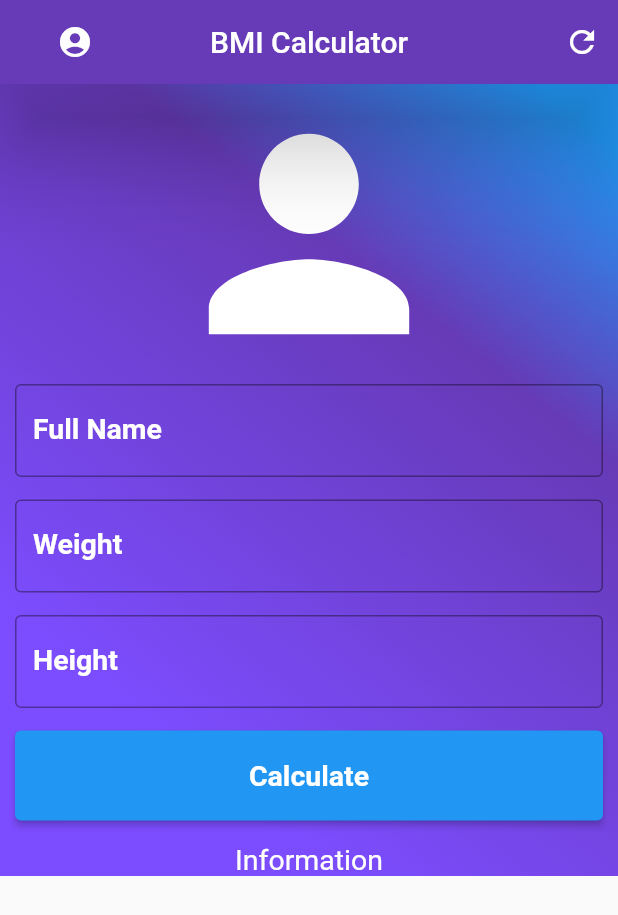
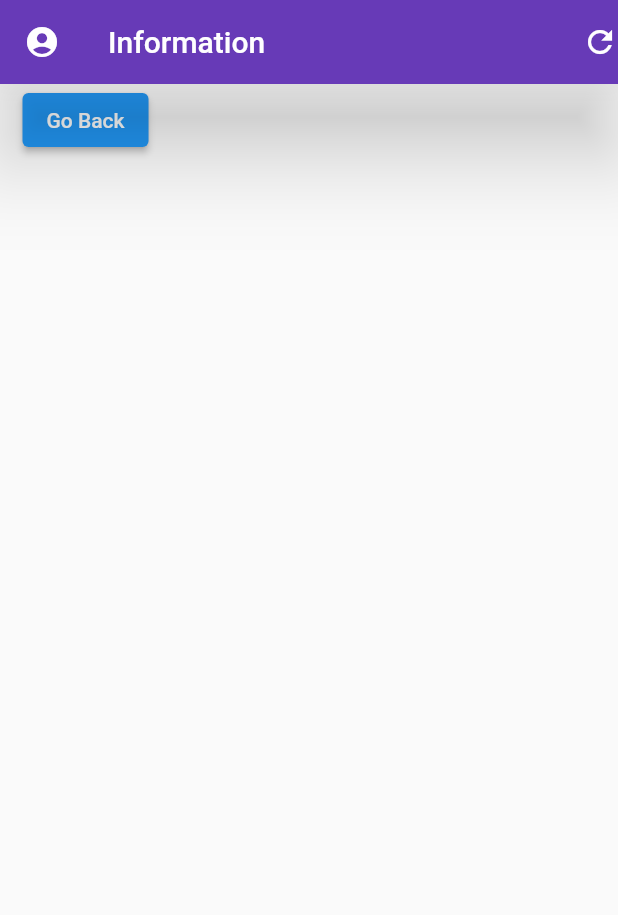
Before and after one commit to Alxelio/bmi_Santander, a Flutter app: the screen it shows after launch, after a tap on "Calculate", on a phone screen of 412 x 824 dp. Shown: the top 915 px of the screen. Run offline on Flutter 3.47's test engine with Material 2 defaults, Android fonts, the phone set to English and light mode, and no system bars.

Commit message:
Add Second Page and Components
Signed-off-by: Auccelio <auxerreauccelio@gmail.com>

```diff
--- /dev/null
+++ b/lib/Person.dart
@@ -0,0 +1,131 @@
+import 'package:bmi_santander/SecondPage.dart';
+import 'package:flutter/material.dart';
+import 'package:bmi_santander/Constants_TextStyle.dart';
+
+TextEditingController? namee = TextEditingController();
+TextEditingController? weightt = TextEditingController();
+TextEditingController? heightt = TextEditingController();
+
+
+class Person extends StatefulWidget {
+
+  @override
+  State<Person> createState() => _PersonState();
+}
+
+class _PersonState extends State<Person> {
+  @override
+  Widget build(BuildContext context) {
+    return Scaffold(
+      appBar: AppBar(
+        title: Text("BMI Calculator"),
+        centerTitle: true,
+        leading: Icon(Icons.account_circle_rounded),
+        leadingWidth: 100,
+        actions: [ IconButton(onPressed: (){}, icon: Icon(Icons.refresh,))],
+        backgroundColor: Colors.deepPurple[500],
+        elevation: 25,
+        toolbarOpacity: 0.95,
+      ),
+
+      //drawer: Drawer(),
+
+      body: Container(
+        decoration: BoxDecoration(
+          gradient: LinearGradient(
+            begin: Alignment.bottomLeft,
+            end: Alignment.topRight,
+            stops: [0.2, 0.7, 0.95],
+            colors: [ Colors.deepPurpleAccent,
+              Colors.deepPurple,
+              Colors.blue,
+            ],
+          ),
+        ),
+
+        child: SingleChildScrollView(
+          padding: EdgeInsets.fromLTRB(10.0, 0.0, 10.0, 0.0,),
+          child: Column(
+            mainAxisAlignment: MainAxisAlignment.center,
+            crossAxisAlignment: CrossAxisAlignment.stretch,
+            children: [
+              //Person icon
+              Icon(Icons.person, size: 200.0, color: Colors.white, ),
+
+              //Name
+              TextFormField(
+                textAlign: TextAlign.center,
+                keyboardType: TextInputType.name,
+
+                //From Inside Label
+                style: kTextStyle,
+
+                //From Outside Label
+                decoration: kInputDecorationNamee,
+
+                controller: namee,
+              ),
+
+              SizedBox(height: 15.0,),
+
+              //Weight
+              TextFormField(
+                textAlign: TextAlign.center,
+                keyboardType: TextInputType.number,
+
+                //From Inside Label
+                style: kTextStyle,
+
+                //From Outside Label
+                decoration: kInputDecorationWeightt,
+
+                controller: weightt,
+              ),
+
+              SizedBox(height: 15.0,),
+
+              //Height
+              TextFormField(
+                textAlign: TextAlign.center,
+                keyboardType: TextInputType.number,
+
+                style: kTextStyle,
+
+                decoration: kInputDecorationHeightt,
+
+                controller: heightt,
+              ),
+
+              //Elevated Button
+              Padding(
+                padding: EdgeInsets.only( top: 15.0, bottom: 15.0,),
+                child: Container(
+                  height: 60.0,
+                  child: ElevatedButton(
+                    onPressed: (){
+                      Navigator.push(context, MaterialPageRoute(builder: (context){return SecondPagee();}));
+                    },
+                    child: Text("Calculate",
+                      style: TextStyle(
+                        fontSize: 19,
+                        fontWeight: FontWeight.bold,
+                      ),
+                    ),
+                  ),
+                ),
+              ),
+
+              //Information
+              Text(
+                "Information",
+                textAlign: TextAlign.center,
+                style: kTextStyle,
+              ),
+
+            ],
+          ),
+        ),
+      ),
+    );
+  }
+}
--- /dev/null
+++ b/lib/SecondPage.dart
@@ -0,0 +1,31 @@
+import 'package:flutter/material.dart';
+
+class SecondPagee extends StatefulWidget {
+  //const SecondPagee({super.key});
+
+  @override
+  State<SecondPagee> createState() => _SecondPageeState();
+}
+
+class _SecondPageeState extends State<SecondPagee> {
+  @override
+  Widget build(BuildContext context) {
+    return Scaffold(
+      appBar: AppBar(
+        leading: Icon(Icons.account_circle_rounded),
+        title: Text("Information"),
+        actions: [Icon(Icons.refresh),],
+        backgroundColor: Colors.deepPurple[500],
+        elevation: 25.0,
+        toolbarOpacity: 0.95,
+      ),
+
+      body: Container(
+      padding: EdgeInsets.fromLTRB(15.0, 0.0, 15.0, 15.0,),
+      child: ElevatedButton(onPressed: (){
+        Navigator.pop(context);
+      }, child: Text("Go Back",),),
+      )
+    );
+  }
+}
--- a/lib/main.dart
+++ b/lib/main.dart
@@ -1,9 +1,6 @@
 import 'package:flutter/material.dart';
 import 'package:bmi_santander/Constants_TextStyle.dart';
-
-TextEditingController? namee = TextEditingController();
-TextEditingController? weightt = TextEditingController();
-TextEditingController? heightt = TextEditingController();
+import 'package:bmi_santander/Person.dart';
 
 void main(){
   runApp(myApp(),);
@@ -20,125 +17,3 @@
     );
   }
 }
-
-
-class Person extends StatefulWidget {
-
-  @override
-  State<Person> createState() => _PersonState();
-}
-
-class _PersonState extends State<Person> {
-  @override
-  Widget build(BuildContext context) {
-    return Scaffold(
-        appBar: AppBar(
-        title: Text("BMI Calculator"),
-        centerTitle: true,
-        leading: Icon(Icons.account_circle_rounded),
-        leadingWidth: 100,
-        actions: [ IconButton(onPressed: (){}, icon: Icon(Icons.refresh,))],
-        backgroundColor: Colors.deepPurple[500],
-        elevation: 25,
-        toolbarOpacity: 0.95,
-        ),
-
-      //drawer: Drawer(),
-
-      body: Container(
-        decoration: BoxDecoration(
-          gradient: LinearGradient(
-            begin: Alignment.bottomLeft,
-            end: Alignment.topRight,
-            stops: [0.2, 0.7, 0.95],
-            colors: [ Colors.deepPurpleAccent,
-              Colors.deepPurple,
-              Colors.blue,
-            ],
-          ),
-        ),
-
-        child: SingleChildScrollView(
-          padding: EdgeInsets.fromLTRB(10.0, 0.0, 10.0, 0.0,),
-          child: Column(
-            mainAxisAlignment: MainAxisAlignment.center,
-            crossAxisAlignment: CrossAxisAlignment.stretch,
-            children: [
-              //Person icon
-              Icon(Icons.person, size: 200.0, color: Colors.white, ),
-
-              //Name
-              TextFormField(
-                textAlign: TextAlign.center,
-                keyboardType: TextInputType.name,
-
-                //From Inside Label
-                style: kTextStyle,
-
-                //From Outside Label
-                decoration: kInputDecorationNamee,
-
-                controller: namee,
-              ),
-
-              SizedBox(height: 15.0,),
-
-              //Weight
-              TextFormField(
-                textAlign: TextAlign.center,
-                keyboardType: TextInputType.number,
-
-                //From Inside Label
-                style: kTextStyle,
-
-                //From Outside Label
-                decoration: kInputDecorationWeightt,
-
-                controller: weightt,
-              ),
-
-              SizedBox(height: 15.0,),
-
-              //Height
-              TextFormField(
-                textAlign: TextAlign.center,
-                keyboardType: TextInputType.number,
-
-                style: kTextStyle,
-
-                decoration: kInputDecorationHeightt,
-
-                controller: heightt,
-              ),
-
-              //Elevated Button
-              Padding(
-                padding: EdgeInsets.only( top: 15.0, bottom: 15.0,),
-                child: Container(
-                  height: 60.0,
-                  child: ElevatedButton(
-                    onPressed: (){},
-                    child: Text("Calculate",
-                      style: TextStyle(
-                        fontSize: 19,
-                        fontWeight: FontWeight.bold,
-                      ),
-                    ),
-                  ),
-                ),
-              ),
-
-              //Information
-                Text(
-                  "Information",
-                  textAlign: TextAlign.center,
-                  style: kTextStyle,
-                ),
-
-            ],
-          ),
-        ),
-      ),
-    );
-  }
-}
```
Also changed, not shown: 1 other file.
